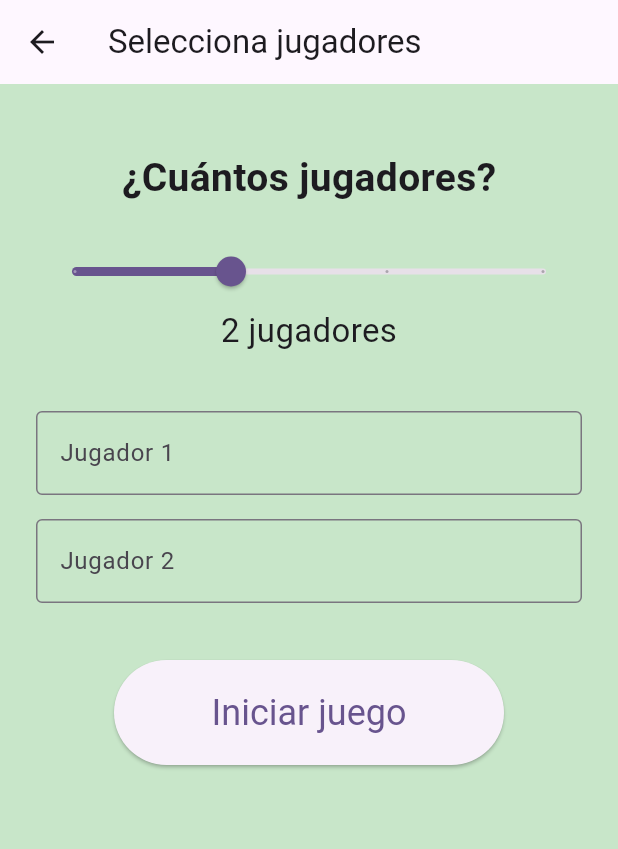
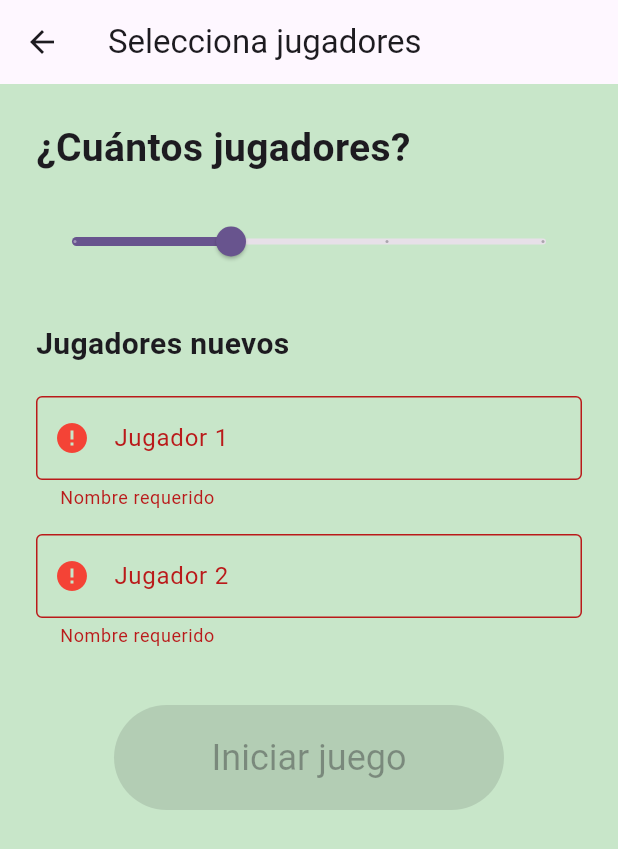
Before and after one commit to daniel374/gameMemory, a Flutter app: the PlayerSelectionPage screen opened directly with empty values, on a phone screen of 412 x 824 dp. Shown: the top 849 px of the screen. Run offline on Flutter 3.47's test engine with Material 3 defaults, Android fonts, the phone set to English and light mode, and no system bars; our stand-ins replace audioplayers, flutter_tts, hive, hive_flutter; accounts and stored records are empty.

Commit message:
Se ajusta UI y logica para rankings de jugadores

```diff
--- a/lib/core/database/models/player_stats.dart
+++ b/lib/core/database/models/player_stats.dart
@@ -10,11 +10,20 @@ class PlayerStats extends HiveObject {
   @HiveField(1)
   int wins;
 
-  PlayerStats({required this.name, this.wins = 0});
+  @HiveField(2)
+  int gamesPlayed;
 
-  Map<String, dynamic> toMap() => {'name': name, 'wins': wins};
+  PlayerStats({required this.name, this.wins = 0, this.gamesPlayed = 0});
 
-  factory PlayerStats.fromMap(Map map) {
-    return PlayerStats(name: map['name'], wins: map['wins']);
+  /// 🎮 se llama siempre que juega
+  void addGame() {
+    gamesPlayed++;
+    save();
+  }
+
+  /// 🏆 se llama SOLO si gana
+  void addWin() {
+    wins++;
+    save();
   }
 }
--- a/lib/features/memory_game/ui/player_selection_page.dart
+++ b/lib/features/memory_game/ui/player_selection_page.dart
@@ -21,37 +21,88 @@ class PlayerSelectionPage extends StatefulWidget {
 
 class _PlayerSelectionPageState extends State<PlayerSelectionPage> {
   int playerCount = 2;
-  late List<TextEditingController> controllers;
 
-  /// 🧠 nombres guardados en Hive
+  /// 🧠 BD
   List<String> knownPlayers = [];
-  List<bool> isExistingPlayer = [];
 
+  /// 👥 selección
+  final List<String> selectedPlayers = [];
+  final List<TextEditingController> newPlayerControllers = [];
+
+  final Map<int, String?> errors = {};
 
   @override
   void initState() {
     super.initState();
-    controllers = List.generate(playerCount, (_) => TextEditingController());
-    isExistingPlayer = List.generate(playerCount, (_) => false);
     _loadPlayers();
+    _syncControllers();
   }
 
   Future<void> _loadPlayers() async {
     final players = await GameDatabase.getPlayerNames();
+    setState(() => knownPlayers = players);
+  }
+
+  void _syncControllers() {
+    final needed = playerCount - selectedPlayers.length;
+    newPlayerControllers
+      ..clear()
+      ..addAll(List.generate(needed, (_) => TextEditingController()));
+    errors.clear();
+  }
+
+  void _updatePlayerCount(int count) {
     setState(() {
-      knownPlayers = players;
+      playerCount = count;
+
+      if (selectedPlayers.length > playerCount) {
+        selectedPlayers.removeRange(playerCount, selectedPlayers.length);
+      }
+
+      _syncControllers();
     });
   }
 
-  void _updateControllers(int newCount) {
-    setState(() {
-      playerCount = newCount;
-      controllers = List.generate(
-        playerCount,
-        (i) =>
-            i < controllers.length ? controllers[i] : TextEditingController(),
-      );
-    });
+  String? _validateName(String value, int index) {
+    final name = value.trim();
+
+    if (name.isEmpty) return 'Nombre requerido';
+    if (name.length < 2) return 'Mínimo 2 caracteres';
+
+    final lower = name.toLowerCase();
+
+    /// duplicado con seleccionados
+    if (selectedPlayers.map((e) => e.toLowerCase()).contains(lower)) {
+      return 'Jugador ya seleccionado';
+    }
+
+    /// duplicado entre nuevos
+    for (int i = 0; i < newPlayerControllers.length; i++) {
+      if (i == index) continue;
+      if (newPlayerControllers[i].text.trim().toLowerCase() == lower) {
+        return 'Nombre duplicado';
+      }
+    }
+
+    /// duplicado en BD
+    if (knownPlayers.map((e) => e.toLowerCase()).contains(lower)) {
+      return 'Jugador ya registrado (selecciónalo arriba)';
+    }
+
+    return null;
+  }
+
+  bool get _canStart {
+    final total = selectedPlayers.length + newPlayerControllers.length;
+
+    if (total != playerCount) return false;
+
+    for (int i = 0; i < newPlayerControllers.length; i++) {
+      final error = _validateName(newPlayerControllers[i].text, i);
+      if (error != null) return false;
+    }
+
+    return true;
   }
 
   @override
@@ -62,9 +113,8 @@ class _PlayerSelectionPageState extends State<PlayerSelectionPage> {
       body: SingleChildScrollView(
         padding: const EdgeInsets.all(24),
         child: Column(
+          crossAxisAlignment: CrossAxisAlignment.start,
           children: [
-            const SizedBox(height: 20),
-
             const Text(
               '¿Cuántos jugadores?',
               style: TextStyle(fontSize: 26, fontWeight: FontWeight.bold),
@@ -78,61 +128,93 @@ class _PlayerSelectionPageState extends State<PlayerSelectionPage> {
               divisions: 3,
               label: '$playerCount',
               value: playerCount.toDouble(),
-              onChanged: (value) => _updateControllers(value.toInt()),
-            ),
-
-            Text(
-              '$playerCount jugadores',
-              style: const TextStyle(fontSize: 22),
+              onChanged: (v) => _updatePlayerCount(v.toInt()),
             ),
 
             const SizedBox(height: 30),
 
-            /// 👥 INPUTS DE JUGADORES
+            /// 🧠 REGISTRADOS
+            if (knownPlayers.isNotEmpty) ...[
+              const Text(
+                'Jugadores registrados',
+                style: TextStyle(fontSize: 20, fontWeight: FontWeight.bold),
+              ),
+              const SizedBox(height: 12),
+
+              Wrap(
+                spacing: 8,
+                runSpacing: 8,
+                children: knownPlayers.map((name) {
+                  final selected = selectedPlayers.contains(name);
+                  final disabled =
+                      !selected && selectedPlayers.length >= playerCount;
+
+                  return FilterChip(
+                    label: Text(name),
+                    selected: selected,
+                    onSelected: disabled
+                        ? null
+                        : (v) {
+                            setState(() {
+                              v
+                                  ? selectedPlayers.add(name)
+                                  : selectedPlayers.remove(name);
+                              _syncControllers();
+                            });
+                          },
+                    selectedColor: Colors.green.shade300,
+                    avatar: const Icon(Icons.person),
+                  );
+                }).toList(),
+              ),
+
+              const SizedBox(height: 30),
+            ],
+
+            /// ✏️ NUEVOS
+            if (newPlayerControllers.isNotEmpty) ...[
+              const Text(
+                'Jugadores nuevos',
+                style: TextStyle(fontSize: 20, fontWeight: FontWeight.bold),
+              ),
+              const SizedBox(height: 12),
+
               Column(
-              children: List.generate(playerCount, (i) {
+                children: List.generate(newPlayerControllers.length, (i) {
+                  final controller = newPlayerControllers[i];
+                  final error = _validateName(controller.text, i);
+
                   return Padding(
                     padding: const EdgeInsets.symmetric(vertical: 8),
-                  child: Autocomplete<String>(
-                    optionsBuilder: (text) {
-                      if (text.text.isEmpty)
-                        return const Iterable<String>.empty();
-
-                      return knownPlayers.where(
-                        (name) => name.toLowerCase().contains(
-                          text.text.toLowerCase(),
+                    child: TextField(
+                      controller: controller,
+                      onChanged: (_) => setState(() {}),
+                      decoration: InputDecoration(
+                        labelText: 'Jugador ${selectedPlayers.length + i + 1}',
+                        prefixIcon: Icon(
+                          error == null ? Icons.check_circle : Icons.error,
+                          color: error == null ? Colors.green : Colors.red,
                         ),
-                      );
-                    },
-                    onSelected: (value) {
-                      controllers[i].text = value;
-                    },
-                    fieldViewBuilder:
-                        (context, textController, focusNode, onFieldSubmitted) {
-                          return TextField(
-                            controller: controllers[i], // 👈 CLAVE
-                            focusNode: focusNode,
-                            decoration: InputDecoration(
-                              labelText: 'Jugador ${i + 1}',
+                        errorText: error,
                         border: const OutlineInputBorder(),
                       ),
-                          );
-                        },
                     ),
                   );
                 }),
               ),
+            ],
 
             const SizedBox(height: 30),
 
-            /// ▶️ INICIAR JUEGO
-            ElevatedButton(
+            Center(
+              child: ElevatedButton(
+                onPressed: _canStart ? _startGame : null,
                 style: ElevatedButton.styleFrom(
                   minimumSize: const Size(260, 70),
                   textStyle: const TextStyle(fontSize: 24),
                 ),
-              onPressed: _startGame,
                 child: const Text('Iniciar juego'),
+              ),
             ),
           ],
         ),
@@ -143,14 +225,13 @@ class _PlayerSelectionPageState extends State<PlayerSelectionPage> {
   Future<void> _startGame() async {
     final players = <Player>[];
 
-    for (int i = 0; i < playerCount; i++) {
-      final name = controllers[i].text.trim().isEmpty
-          ? 'Jugador ${i + 1}'
-          : controllers[i].text.trim();
+    for (final name in selectedPlayers) {
+      players.add(Player(name: name));
+    }
 
+    for (final controller in newPlayerControllers) {
+      final name = controller.text.trim();
       players.add(Player(name: name));
-
-      /// 💾 Guardar jugador en BD
       await GameDatabase.registerPlayer(name);
     }
 
--- a/lib/features/memory_game/ui/rankings_page.dart
+++ b/lib/features/memory_game/ui/rankings_page.dart
@@ -2,7 +2,6 @@ import 'package:flutter/material.dart';
 import '../../../core/database/game_database.dart';
 import '../../../core/database/models/single_score.dart';
 import '../../../core/database/models/player_stats.dart';
-
 
 class RankingsPage extends StatelessWidget {
   const RankingsPage({super.key});
```
Also changed, not shown: lib/core/database/game_database.dart (+19 -6 lines), lib/features/memory_game/ui/memory_game_page.dart (+5 -4 lines). Lines whose indentation alone changed are shown as unchanged.
